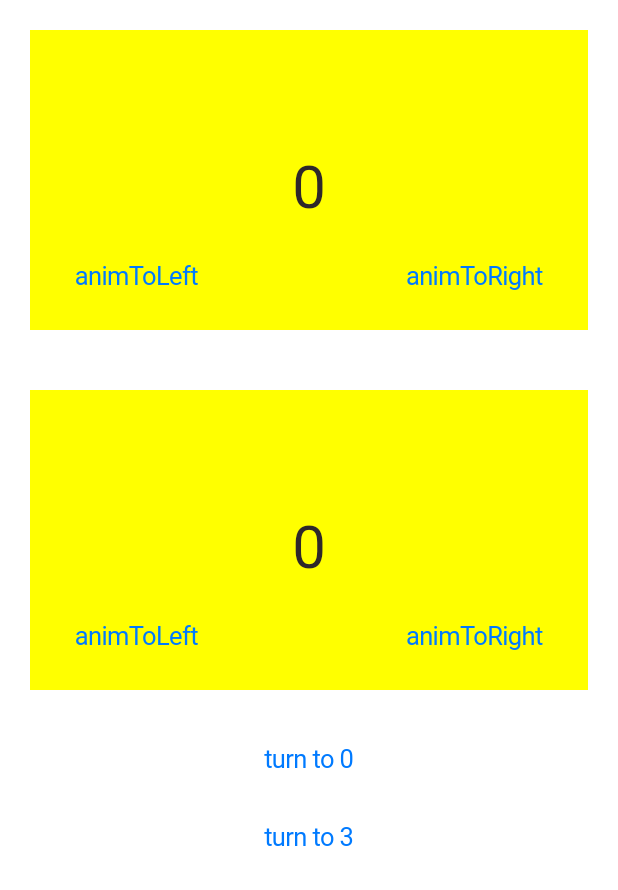
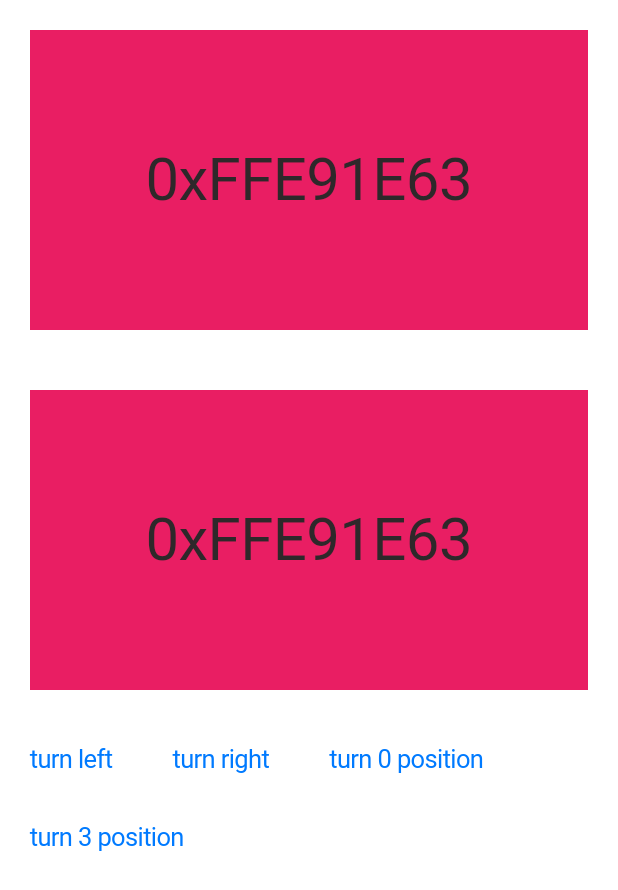
Before and after one commit to WangYng/better_page_turn, a Flutter app: the screen it shows after launch, on a phone screen of 412 x 824 dp. Shown: the top 890 px of the screen. Run offline on Flutter 3.47's test engine with Material 2 defaults, Android fonts, the phone set to English and light mode, and no system bars.

Commit message:
[feature] publish v0.0.4

```diff
--- a/example/lib/main.dart
+++ b/example/lib/main.dart
@@ -1,4 +1,3 @@
-
 import 'package:better_page_turn/better_page_turn.dart';
 import 'package:flutter/cupertino.dart';
 import 'package:flutter/material.dart';
@@ -27,39 +26,14 @@ class _MyAppState extends State<MyApp> {
   @override
   Widget build(BuildContext context) {
     return CupertinoPageScaffold(
-      child: Column(
+      child: Wrap(
         children: [
           Container(
             child: Padding(
               padding: EdgeInsets.all(20.0),
               child: LayoutBuilder(builder: (context, constraints) {
                 return HorizontalFlipPageTurn(
-                  children: [
-                    _buildWidget(
-                      0,
-                      Colors.yellowAccent,
-                      horizontalFlipPageTurnController.animToLeftWidget,
-                      horizontalFlipPageTurnController.animToRightWidget,
-                    ),
-                    _buildWidget(
-                      1,
-                      Colors.purpleAccent,
-                      horizontalFlipPageTurnController.animToLeftWidget,
-                      horizontalFlipPageTurnController.animToRightWidget,
-                    ),
-                    _buildWidget(
-                      2,
-                      Colors.greenAccent,
-                      horizontalFlipPageTurnController.animToLeftWidget,
-                      horizontalFlipPageTurnController.animToRightWidget,
-                    ),
-                    _buildWidget(
-                      3,
-                      Colors.pinkAccent,
-                      horizontalFlipPageTurnController.animToLeftWidget,
-                      horizontalFlipPageTurnController.animToRightWidget,
-                    ),
-                  ],
+                  children: [Colors.pink.value, Colors.teal.value, Colors.orange.value, Colors.indigo.value].map((e) => _buildWidget(e, Color(e))).toList(),
                   cellSize: Size(constraints.maxWidth, 200),
                   controller: horizontalFlipPageTurnController,
                 );
@@ -71,32 +45,7 @@ class _MyAppState extends State<MyApp> {
               padding: EdgeInsets.all(20.0),
               child: LayoutBuilder(builder: (context, constraints) {
                 return SliderPageTurn(
-                  children: [
-                    _buildWidget(
-                      0,
-                      Colors.yellowAccent,
-                      sliderPageTurnController.animToLeftWidget,
-                      sliderPageTurnController.animToRightWidget,
-                    ),
-                    _buildWidget(
-                      1,
-                      Colors.purpleAccent,
-                      sliderPageTurnController.animToLeftWidget,
-                      sliderPageTurnController.animToRightWidget,
-                    ),
-                    _buildWidget(
-                      2,
-                      Colors.greenAccent,
-                      sliderPageTurnController.animToLeftWidget,
-                      sliderPageTurnController.animToRightWidget,
-                    ),
-                    _buildWidget(
-                      3,
-                      Colors.pinkAccent,
-                      sliderPageTurnController.animToLeftWidget,
-                      sliderPageTurnController.animToRightWidget,
-                    ),
-                  ],
+                  children: [Colors.pink.value, Colors.teal.value, Colors.orange.value, Colors.indigo.value].map((e) => _buildWidget(e, Color(e))).toList(),
                   cellSize: Size(constraints.maxWidth, 200),
                   controller: sliderPageTurnController,
                 );
@@ -104,14 +53,28 @@ class _MyAppState extends State<MyApp> {
             ),
           ),
           CupertinoButton(
-            child: Text("turn to 0"),
+            child: Text("turn left"),
+            onPressed: () {
+              horizontalFlipPageTurnController.animToLeftWidget();
+              sliderPageTurnController.animToLeftWidget();
+            },
+          ),
+          CupertinoButton(
+            child: Text("turn right"),
+            onPressed: () {
+              horizontalFlipPageTurnController.animToRightWidget();
+              sliderPageTurnController.animToRightWidget();
+            },
+          ),
+          CupertinoButton(
+            child: Text("turn 0 position"),
             onPressed: () {
               horizontalFlipPageTurnController.animToPositionWidget(0);
               sliderPageTurnController.animToPositionWidget(0);
             },
           ),
           CupertinoButton(
-            child: Text("turn to 3"),
+            child: Text("turn 3 position"),
             onPressed: () {
               horizontalFlipPageTurnController.animToPositionWidget(3);
               sliderPageTurnController.animToPositionWidget(3);
@@ -122,10 +85,9 @@ class _MyAppState extends State<MyApp> {
     );
   }
 
-  Widget _buildWidget(int position, Color color, VoidCallback leftPressed, VoidCallback rightPressed) {
+  Widget _buildWidget(int position, Color color) {
     return Container(
       color: color,
-      padding: EdgeInsets.only(top: 10),
       constraints: BoxConstraints.expand(),
       child: Stack(
         alignment: Alignment.topCenter,
@@ -133,30 +95,10 @@ class _MyAppState extends State<MyApp> {
           Align(
             alignment: Alignment.center,
             child: Text(
-              "$position",
+              "0x${position.toRadixString(16).toUpperCase()}",
               style: TextStyle(
                 color: Color(0xFF2e282a),
                 fontSize: 40.0,
-              ),
-            ),
-          ),
-          Positioned(
-            left: 10,
-            bottom: 10,
-            child: CupertinoButton(
-              onPressed: leftPressed,
-              child: Text(
-                "animToLeft",
-              ),
-            ),
-          ),
-          Positioned(
-            right: 10,
-            bottom: 10,
-            child: CupertinoButton(
-              onPressed: rightPressed,
-              child: Text(
-                "animToRight",
               ),
             ),
           ),
--- a/lib/horizontal_flip_page_turn.dart
+++ b/lib/horizontal_flip_page_turn.dart
@@ -66,6 +66,7 @@ class HorizontalFlipPageTurnState extends State<HorizontalFlipPageTurn> with Sin
       animation: _animation,
       builder: (context, child) {
         final angle = (_animation.value - _animation.value ~/ 1) * pi;
+        final maskOpacity = _animation.value - _animation.value ~/ 1;
         final cellWidth = widget.cellSize.width;
         final cellHeight = widget.cellSize.height;
 
@@ -74,7 +75,26 @@ class HorizontalFlipPageTurnState extends State<HorizontalFlipPageTurn> with Sin
           height: cellHeight,
           child: Stack(
             children: <Widget>[
-              Align(
+              Offstage(
+                offstage: !(angle >= pi / 2),
+                child: Container(
+                  width: cellWidth,
+                  height: cellHeight,
+                  child: Align(
+                    alignment: Alignment.centerLeft,
+                    child: ClipRect(
+                      child: Align(
+                        widthFactor: 0.5,
+                        alignment: Alignment.centerLeft,
+                        child: getLeftWidget(),
+                      ),
+                    ),
+                  ),
+                ),
+              ),
+              Offstage(
+                offstage: angle == 0,
+                child: Align(
                   alignment: Alignment.centerRight,
                   child: Container(
                     width: cellWidth / 2,
@@ -92,24 +112,10 @@ class HorizontalFlipPageTurnState extends State<HorizontalFlipPageTurn> with Sin
                     ),
                   ),
                 ),
+              ),
               Offstage(
-                offstage: angle < pi / 2,
-                child: Container(
-                  width: cellWidth,
-                  height: cellHeight,
-                  child: Align(
-                    alignment: Alignment.centerLeft,
-                    child: ClipRect(
-                      child: Align(
-                        widthFactor: 0.5,
-                        alignment: Alignment.centerLeft,
-                        child: getLeftWidget(),
-                      ),
-                    ),
-                  ),
-                ),
-              ),
-              Transform(
+                offstage: !(angle >= pi / 2),
+                child: Transform(
                   alignment: Alignment.center,
                   transform: Matrix4.identity()
                     ..setEntry(3, 2, 0.0001)
@@ -129,7 +135,15 @@ class HorizontalFlipPageTurnState extends State<HorizontalFlipPageTurn> with Sin
                             child: Align(
                               widthFactor: 0.5,
                               alignment: Alignment.centerLeft,
-                            child: getRightWidget(),
+                              child: Stack(
+                                children: [
+                                  getRightWidget() ?? SizedBox(),
+                                  if (getRightWidget() != null)
+                                    Container(
+                                      color: Colors.black12.withOpacity(1-maskOpacity),
+                                      constraints: BoxConstraints.expand(),
+                                    ),
+                                ],
                               ),
                             ),
                           ),
@@ -137,13 +151,15 @@ class HorizontalFlipPageTurnState extends State<HorizontalFlipPageTurn> with Sin
                       ),
                     ),
                   ),
-              Transform(
+                ),
+              ),
+              Offstage(
+                offstage: angle >= pi / 2,
+                child: Transform(
                   alignment: Alignment.center,
                   transform: Matrix4.identity()
                     ..setEntry(3, 2, 0.0001)
                     ..rotateY(angle),
-                child: Opacity(
-                  opacity: angle >= pi / 2 ? 0.0 : 1.0,
                   child: Align(
                     alignment: Alignment.centerRight,
                     child: Container(
@@ -156,7 +172,15 @@ class HorizontalFlipPageTurnState extends State<HorizontalFlipPageTurn> with Sin
                           child: Align(
                             widthFactor: 0.5,
                             alignment: Alignment.centerRight,
-                            child: getLeftWidget(),
+                            child: Stack(
+                              children: [
+                                getLeftWidget(),
+                                Container(
+                                  color: Colors.black12.withOpacity(maskOpacity),
+                                  constraints: BoxConstraints.expand(),
+                                ),
+                              ],
+                            ),
                           ),
                         ),
                       ),
@@ -208,19 +232,19 @@ class HorizontalFlipPageTurnController {
 
   void Function(int, Duration)? _toPositionCallback;
 
-  void animToLeftWidget({Duration duration = const Duration(milliseconds: 300)}) {
+  void animToLeftWidget({Duration duration = const Duration(milliseconds: 350)}) {
     if (_toLeftCallback != null) {
       _toLeftCallback!(duration);
     }
   }
 
-  void animToRightWidget({Duration duration = const Duration(milliseconds: 300)}) {
+  void animToRightWidget({Duration duration = const Duration(milliseconds: 350)}) {
     if (_toRightCallback != null) {
       _toRightCallback!(duration);
     }
   }
 
-  void animToPositionWidget(int position, {Duration duration = const Duration(milliseconds: 300)}) {
+  void animToPositionWidget(int position, {Duration duration = const Duration(milliseconds: 350)}) {
     if (_toPositionCallback != null) {
       _toPositionCallback!(position, duration);
     }
--- a/lib/slider_page_turn.dart
+++ b/lib/slider_page_turn.dart
@@ -113,19 +113,19 @@ class SliderPageTurnController {
 
   void Function(int, Duration)? _toPositionCallback;
 
-  void animToLeftWidget({Duration duration = const Duration(milliseconds: 300)}) {
+  void animToLeftWidget({Duration duration = const Duration(milliseconds: 350)}) {
     if (_toLeftCallback != null) {
       _toLeftCallback!(duration);
     }
   }
 
-  void animToRightWidget({Duration duration = const Duration(milliseconds: 300)}) {
+  void animToRightWidget({Duration duration = const Duration(milliseconds: 350)}) {
     if (_toRightCallback != null) {
       _toRightCallback!(duration);
     }
   }
 
-  void animToPositionWidget(int position, {Duration duration = const Duration(milliseconds: 300)}) {
+  void animToPositionWidget(int position, {Duration duration = const Duration(milliseconds: 350)}) {
     if (_toPositionCallback != null) {
       _toPositionCallback!(position, duration);
     }
--- a/pubspec.yaml
+++ b/pubspec.yaml
@@ -1,6 +1,6 @@
 name: better_page_turn
 description: A simple Page Turn Widget for Flutter.
-version: 0.0.3
+version: 0.0.4
 homepage: https://github.com/WangYng
 repository: https://github.com/WangYng/better_video_player
 
```
Also changed, not shown: 2 other files. Lines whose indentation alone changed are shown as unchanged.
